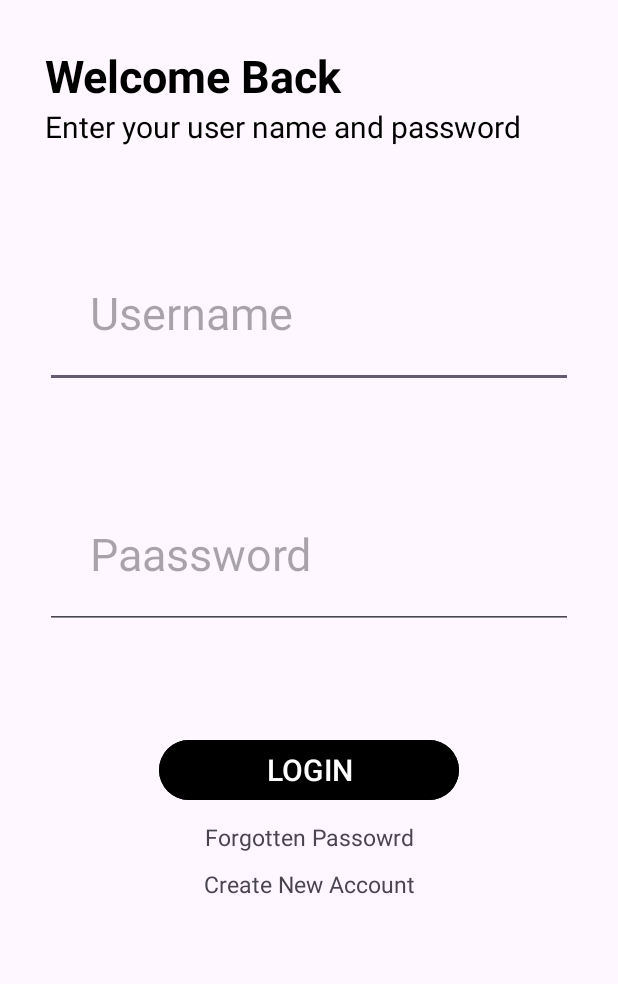
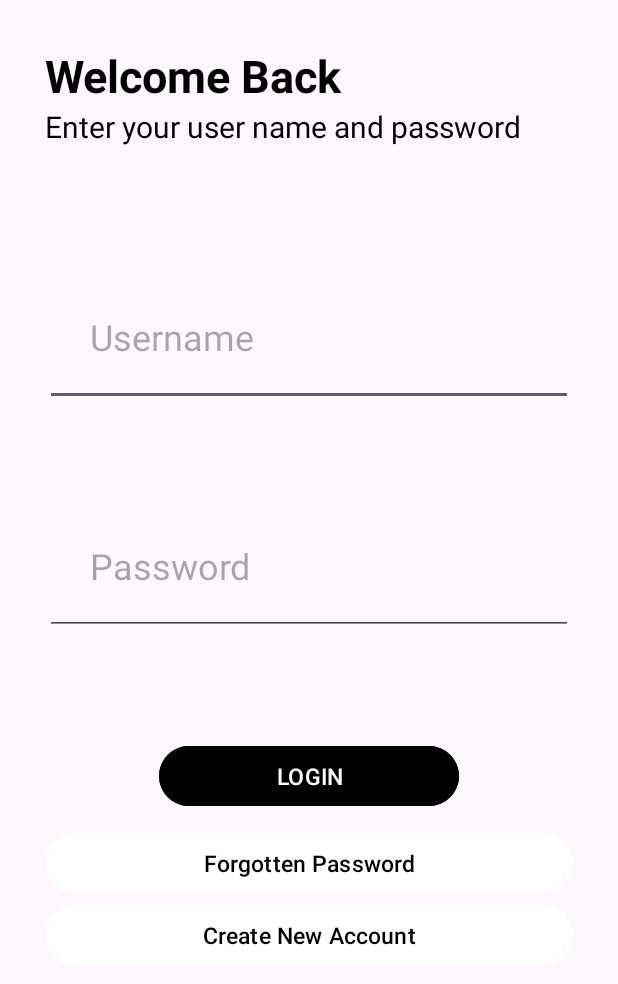
Before and after one commit to ANTONINEUTRON/WomenTechstersFirstApp_TutorsVersion, an Android app: the LoginActivity screen opened directly, with no data from a screen before it, on a phone screen of 412 x 824 dp. Shown: the top 984 px of the screen. Run offline under Robolectric (Android 15) with nearby library versions, the phone set to English and light mode, and no system bars.

Commit message:
Made forgotten password and create account clickable

```diff
--- a/app/src/main/res/layout/activity_login.xml
+++ b/app/src/main/res/layout/activity_login.xml
@@ -38,9 +38,9 @@
         android:layout_height="wrap_content"
         android:hint="Username"
         android:inputType="textPersonName"
-        android:layout_marginTop="60dp"
+        android:layout_marginTop="80dp"
         android:padding="30dp"
-        android:textSize="30sp"
+        android:textSize="24sp"
         app:layout_constraintStart_toStartOf="parent"
         app:layout_constraintEnd_toEndOf="parent"
         app:layout_constraintTop_toBottomOf="@+id/enter"/>
@@ -49,11 +49,11 @@
         android:id="@+id/password"
         android:layout_width="match_parent"
         android:layout_height="wrap_content"
-        android:hint="Paassword"
+        android:hint="Password"
         android:inputType="textPassword"
         android:layout_marginTop="60dp"
         android:padding="30dp"
-        android:textSize="30sp"
+        android:textSize="24sp"
         app:layout_constraintStart_toStartOf="parent"
         app:layout_constraintEnd_toEndOf="parent"
         app:layout_constraintTop_toBottomOf="@id/username"/>
@@ -67,30 +67,34 @@
         android:text="LOGIN"
         android:textColor="@color/white"
         android:layout_margin="70dp"
-        android:textSize="20sp"
+        android:textSize="15sp"
         app:layout_constraintEnd_toEndOf="parent"
         app:layout_constraintStart_toStartOf="parent"
         app:layout_constraintTop_toBottomOf="@+id/password" />
 
-    <TextView
+    <Button
         android:id="@+id/forgottenPassword"
         android:layout_width="match_parent"
         android:layout_height="wrap_content"
-        android:text="Forgotten Passowrd"
+        android:text="Forgotten Password"
         android:textSize="15sp"
         android:textAlignment="center"
-        android:layout_margin="10dp"
+        android:layout_marginTop="10dp"
+        android:backgroundTint="#fff"
+        android:textColor="#000"
         app:layout_constraintStart_toStartOf="parent"
         app:layout_constraintEnd_toEndOf="parent"
         app:layout_constraintTop_toBottomOf="@id/button"/>
 
-    <TextView
+    <Button
+        android:id="@+id/createNewAccount"
         android:layout_width="match_parent"
         android:layout_height="wrap_content"
         android:text="Create New Account"
         android:textSize="15sp"
         android:textAlignment="center"
-        android:layout_margin="10dp"
+        android:backgroundTint="#fff"
+        android:textColor="#000"
         app:layout_constraintStart_toStartOf="parent"
         app:layout_constraintEnd_toEndOf="parent"
         app:layout_constraintTop_toBottomOf="@id/forgottenPassword"/>
--- a/app/src/main/res/layout/activity_main.xml
+++ b/app/src/main/res/layout/activity_main.xml
@@ -51,7 +51,7 @@
         android:layout_height="wrap_content"
         android:text="JOIN NOW"
         android:textColor="#ffffff"
-        android:textSize="36dp"
+        android:textSize="15dp"
         android:textStyle="normal"
         android:backgroundTint="#000"
         app:layout_constraintEnd_toEndOf="parent"
```
